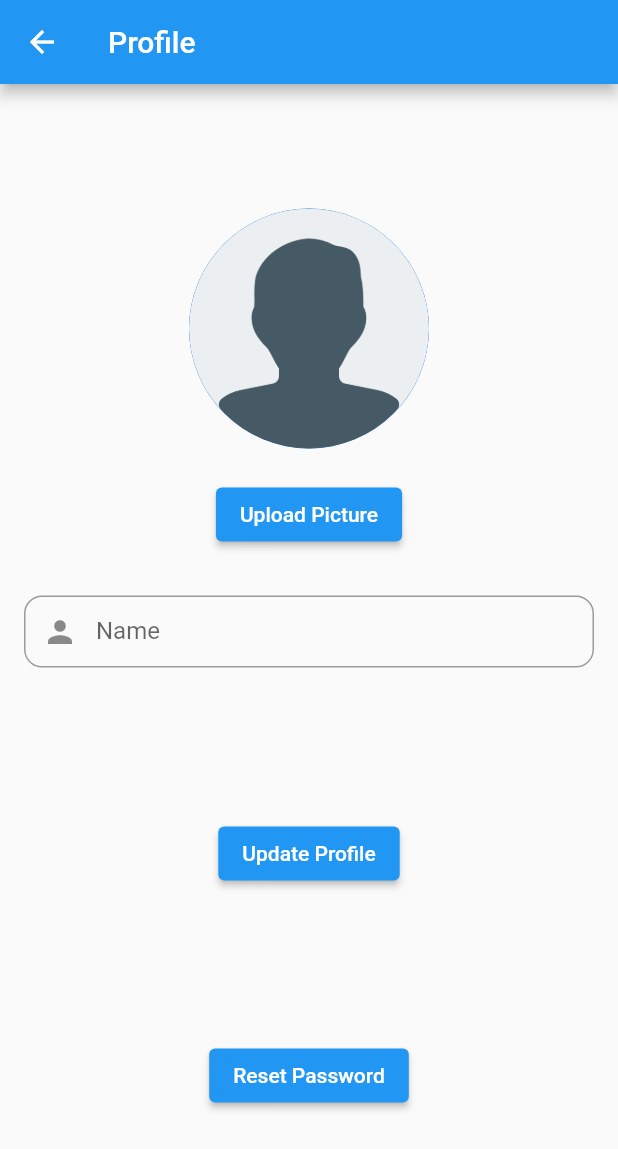
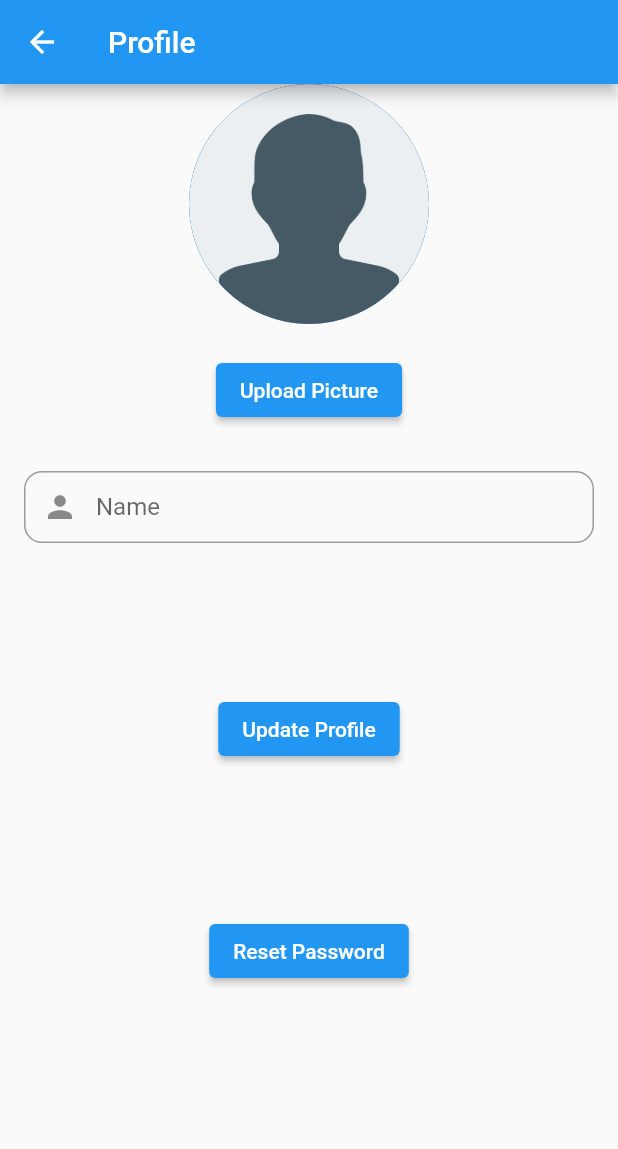
Before and after one commit to sagexfors/basicprog, a Flutter app: the HomePage screen opened directly, in the side drawer, after a tap on "Profile", on a phone screen of 412 x 824 dp. Shown: the top 1149 px of the screen. Run offline on Flutter 3.47's test engine with Material 2 defaults, Android fonts, the phone set to English and light mode, and no system bars; our stand-ins replace cloud_firestore, firebase_auth, firebase_core, firebase_storage, flutter_svg, image_picker; accounts and stored records are empty; generated files the repository leaves out were written again.

Commit message:
Home cleaned and Profile Picture in SingleChildScrollView

```diff
--- a/lib/Pages/home_page.dart
+++ b/lib/Pages/home_page.dart
@@ -196,18 +196,6 @@ class HomePage extends StatelessWidget {
         title: const Text('Home'),
       ),
       drawer: const NavigationDrawer(),
-      body: Center(
-        child: Column(
-          mainAxisAlignment: MainAxisAlignment.center,
-          children: [
-            Text('Signed in ${FirebaseAuth.instance.currentUser!.email!}'),
-            ElevatedButton(
-              onPressed: () => FirebaseAuth.instance.signOut(),
-              child: const Text('Sign Out'),
-            ),
-          ],
-        ),
-      ),
     );
   }
 }
--- a/lib/Pages/profile_page.dart
+++ b/lib/Pages/profile_page.dart
@@ -106,13 +106,15 @@ class _ProfilePageState extends State<ProfilePage> {
       appBar: AppBar(
         title: const Text('Profile'),
       ),
-      body: Center(
+      body: SingleChildScrollView(
+        child: Center(
           child: Column(
             mainAxisAlignment: MainAxisAlignment.center,
             children: [
               FutureBuilder<String?>(
                 future: _getUserProfilePicture(),
-              builder: (BuildContext context, AsyncSnapshot<String?> snapshot) {
+                builder:
+                    (BuildContext context, AsyncSnapshot<String?> snapshot) {
                   if (snapshot.connectionState == ConnectionState.waiting) {
                     // While waiting for the future to complete, show a loading indicator
                     return const CircularProgressIndicator();
@@ -131,7 +133,8 @@ class _ProfilePageState extends State<ProfilePage> {
                       // User is not logged in or doesn't have a profile picture, display default avatar
                       return const CircleAvatar(
                         radius: 80,
-                      backgroundImage: AssetImage('assets/default_avatar.png'),
+                        backgroundImage:
+                            AssetImage('assets/default_avatar.png'),
                       );
                     }
                   }
@@ -169,6 +172,7 @@ class _ProfilePageState extends State<ProfilePage> {
             ],
           ),
         ),
+      ),
     );
   }
 }
```
Lines whose indentation alone changed are shown as unchanged.
